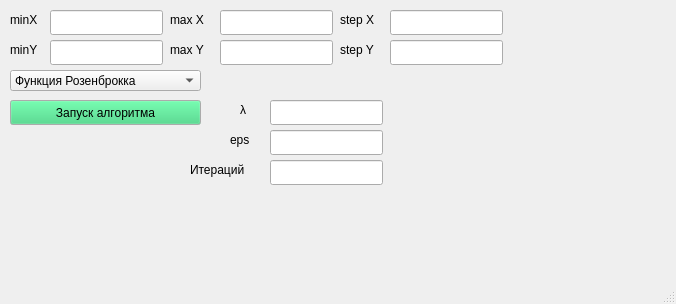
The window that viev/windows/subwindow_gradient_descent.ui (usernameisavailablee/optimization) describes before a commit, drawn with Qt 5.
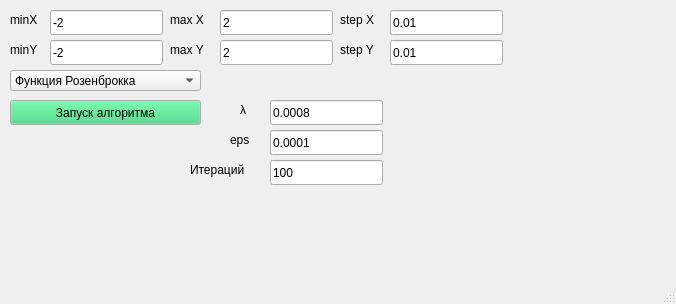
The same window after the commit.

Diff of the .ui file:
```diff
--- a/viev/windows/subwindow_gradient_descent.ui
+++ b/viev/windows/subwindow_gradient_descent.ui
@@ -23,6 +23,9 @@
       <height>25</height>
      </rect>
     </property>
+    <property name="text">
+     <string>-2</string>
+    </property>
    </widget>
    <widget class="QLineEdit" name="y_min">
     <property name="geometry">
@@ -33,6 +36,9 @@
       <height>25</height>
      </rect>
     </property>
+    <property name="text">
+     <string>-2</string>
+    </property>
    </widget>
    <widget class="QLabel" name="label">
     <property name="geometry">
@@ -181,6 +187,9 @@
       <height>25</height>
      </rect>
     </property>
+    <property name="text">
+     <string>0.0008</string>
+    </property>
    </widget>
    <widget class="QLineEdit" name="eps">
     <property name="geometry">
@@ -191,6 +200,9 @@
       <height>25</height>
      </rect>
     </property>
+    <property name="text">
+     <string>0.0001</string>
+    </property>
    </widget>
    <widget class="QLabel" name="label_4">
     <property name="geometry">
@@ -227,6 +239,9 @@
       <height>25</height>
      </rect>
     </property>
+    <property name="text">
+     <string>2</string>
+    </property>
    </widget>
    <widget class="QLineEdit" name="x_max">
     <property name="geometry">
@@ -237,6 +252,9 @@
       <height>25</height>
      </rect>
     </property>
+    <property name="text">
+     <string>2</string>
+    </property>
    </widget>
    <widget class="QLabel" name="label_3">
     <property name="geometry">
@@ -273,6 +291,9 @@
       <height>25</height>
      </rect>
     </property>
+    <property name="text">
+     <string>0.01</string>
+    </property>
    </widget>
    <widget class="QLineEdit" name="x_step">
     <property name="geometry">
@@ -283,6 +304,9 @@
       <height>25</height>
      </rect>
     </property>
+    <property name="text">
+     <string>0.01</string>
+    </property>
    </widget>
    <widget class="QLabel" name="label_8">
     <property name="geometry">
@@ -320,7 +344,7 @@
      </rect>
     </property>
     <property name="text">
-     <string/>
+     <string>100</string>
     </property>
    </widget>
    <widget class="QLabel" name="label_5">
```
Left out of the diff: 3 changed lines with no effect on the pictures.
